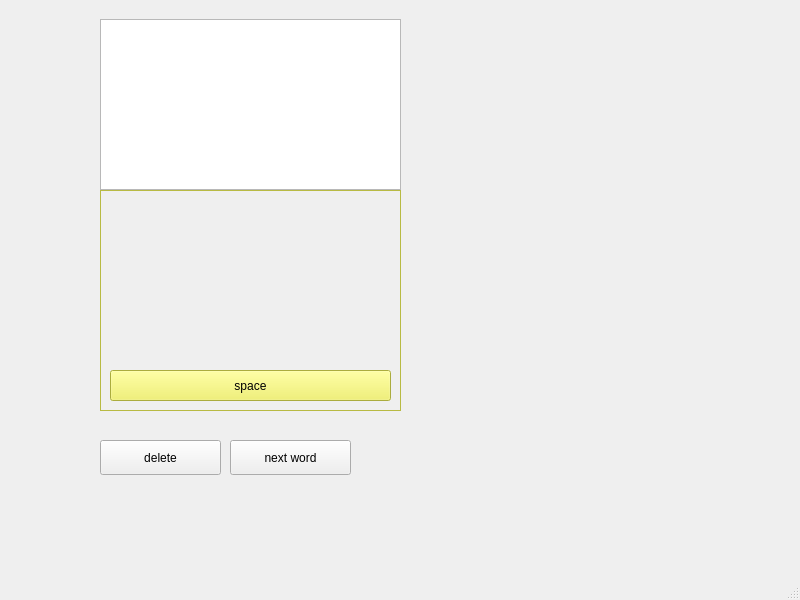
Old version of the form mainwindow.ui in the repository amardaus/T9-keyboard.
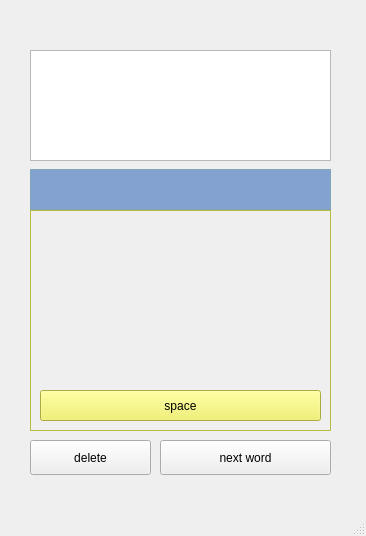
New version of the form.

Patch:
```diff
--- a/mainwindow.ui
+++ b/mainwindow.ui
@@ -6,8 +6,8 @@
    <rect>
     <x>0</x>
     <y>0</y>
-    <width>800</width>
-    <height>600</height>
+    <width>366</width>
+    <height>536</height>
    </rect>
   </property>
   <property name="windowTitle">
@@ -17,8 +17,8 @@
    <widget class="QFrame" name="frame">
     <property name="geometry">
      <rect>
-      <x>100</x>
-      <y>190</y>
+      <x>30</x>
+      <y>210</y>
       <width>301</width>
       <height>221</height>
      </rect>
@@ -509,17 +509,462 @@
     </property>
     <property name="geometry">
      <rect>
-      <x>100</x>
-      <y>19</y>
+      <x>30</x>
+      <y>169</y>
       <width>301</width>
-      <height>171</height>
+      <height>41</height>
      </rect>
     </property>
+    <property name="palette">
+     <palette>
+      <active>
+       <colorrole role="WindowText">
+        <brush brushstyle="SolidPattern">
+         <color alpha="255">
+          <red>0</red>
+          <green>0</green>
+          <blue>0</blue>
+         </color>
+        </brush>
+       </colorrole>
+       <colorrole role="Button">
+        <brush brushstyle="SolidPattern">
+         <color alpha="255">
+          <red>166</red>
+          <green>215</green>
+          <blue>241</blue>
+         </color>
+        </brush>
+       </colorrole>
+       <colorrole role="Light">
+        <brush brushstyle="SolidPattern">
+         <color alpha="255">
+          <red>255</red>
+          <green>255</green>
+          <blue>255</blue>
+         </color>
+        </brush>
+       </colorrole>
+       <colorrole role="Midlight">
+        <brush brushstyle="SolidPattern">
+         <color alpha="255">
+          <red>210</red>
+          <green>235</green>
+          <blue>248</blue>
+         </color>
+        </brush>
+       </colorrole>
+       <colorrole role="Dark">
+        <brush brushstyle="SolidPattern">
+         <color alpha="255">
+          <red>83</red>
+          <green>107</green>
+          <blue>120</blue>
+         </color>
+        </brush>
+       </colorrole>
+       <colorrole role="Mid">
+        <brush brushstyle="SolidPattern">
+         <color alpha="255">
+          <red>111</red>
+          <green>143</green>
+          <blue>161</blue>
+         </color>
+        </brush>
+       </colorrole>
+       <colorrole role="Text">
+        <brush brushstyle="SolidPattern">
+         <color alpha="255">
+          <red>255</red>
+          <green>255</green>
+          <blue>255</blue>
+         </color>
+        </brush>
+       </colorrole>
+       <colorrole role="BrightText">
+        <brush brushstyle="SolidPattern">
+         <color alpha="255">
+          <red>255</red>
+          <green>255</green>
+          <blue>255</blue>
+         </color>
+        </brush>
+       </colorrole>
+       <colorrole role="ButtonText">
+        <brush brushstyle="SolidPattern">
+         <color alpha="255">
+          <red>0</red>
+          <green>0</green>
+          <blue>0</blue>
+         </color>
+        </brush>
+       </colorrole>
+       <colorrole role="Base">
+        <brush brushstyle="SolidPattern">
+         <color alpha="255">
+          <red>131</red>
+          <green>162</green>
+          <blue>208</blue>
+         </color>
+        </brush>
+       </colorrole>
+       <colorrole role="Window">
+        <brush brushstyle="SolidPattern">
+         <color alpha="255">
+          <red>166</red>
+          <green>215</green>
+          <blue>241</blue>
+         </color>
+        </brush>
+       </colorrole>
+       <colorrole role="Shadow">
+        <brush brushstyle="SolidPattern">
+         <color alpha="255">
+          <red>0</red>
+          <green>0</green>
+          <blue>0</blue>
+         </color>
+        </brush>
+       </colorrole>
+       <colorrole role="AlternateBase">
+        <brush brushstyle="SolidPattern">
+         <color alpha="255">
+          <red>210</red>
+          <green>235</green>
+          <blue>248</blue>
+         </color>
+        </brush>
+       </colorrole>
+       <colorrole role="ToolTipBase">
+        <brush brushstyle="SolidPattern">
+         <color alpha="255">
+          <red>255</red>
+          <green>255</green>
+          <blue>220</blue>
+         </color>
+        </brush>
+       </colorrole>
+       <colorrole role="ToolTipText">
+        <brush brushstyle="SolidPattern">
+         <color alpha="255">
+          <red>0</red>
+          <green>0</green>
+          <blue>0</blue>
+         </color>
+        </brush>
+       </colorrole>
+       <colorrole role="PlaceholderText">
+        <brush brushstyle="SolidPattern">
+         <color alpha="128">
+          <red>0</red>
+          <green>0</green>
+          <blue>0</blue>
+         </color>
+        </brush>
+       </colorrole>
+      </active>
+      <inactive>
+       <colorrole role="WindowText">
+        <brush brushstyle="SolidPattern">
+         <color alpha="255">
+          <red>0</red>
+          <green>0</green>
+          <blue>0</blue>
+         </color>
+        </brush>
+       </colorrole>
+       <colorrole role="Button">
+        <brush brushstyle="SolidPattern">
+         <color alpha="255">
+          <red>166</red>
+          <green>215</green>
+          <blue>241</blue>
+         </color>
+        </brush>
+       </colorrole>
+       <colorrole role="Light">
+        <brush brushstyle="SolidPattern">
+         <color alpha="255">
+          <red>255</red>
+          <green>255</green>
+          <blue>255</blue>
+         </color>
+        </brush>
+       </colorrole>
+       <colorrole role="Midlight">
+        <brush brushstyle="SolidPattern">
+         <color alpha="255">
+          <red>210</red>
+          <green>235</green>
+          <blue>248</blue>
+         </color>
+        </brush>
+       </colorrole>
+       <colorrole role="Dark">
+        <brush brushstyle="SolidPattern">
+         <color alpha="255">
+          <red>83</red>
+          <green>107</green>
+          <blue>120</blue>
+         </color>
+        </brush>
+       </colorrole>
+       <colorrole role="Mid">
+        <brush brushstyle="SolidPattern">
+         <color alpha="255">
+          <red>111</red>
+          <green>143</green>
+          <blue>161</blue>
+         </color>
+        </brush>
+       </colorrole>
+       <colorrole role="Text">
+        <brush brushstyle="SolidPattern">
+         <color alpha="255">
+          <red>255</red>
+          <green>255</green>
+          <blue>255</blue>
+         </color>
+        </brush>
+       </colorrole>
+       <colorrole role="BrightText">
+        <brush brushstyle="SolidPattern">
+         <color alpha="255">
+          <red>255</red>
+          <green>255</green>
+          <blue>255</blue>
+         </color>
+        </brush>
+       </colorrole>
+       <colorrole role="ButtonText">
+        <brush brushstyle="SolidPattern">
+         <color alpha="255">
+          <red>0</red>
+          <green>0</green>
+          <blue>0</blue>
+         </color>
+        </brush>
+       </colorrole>
+       <colorrole role="Base">
+        <brush brushstyle="SolidPattern">
+         <color alpha="255">
+          <red>131</red>
+          <green>162</green>
+          <blue>208</blue>
+         </color>
+        </brush>
+       </colorrole>
+       <colorrole role="Window">
+        <brush brushstyle="SolidPattern">
+         <color alpha="255">
+          <red>166</red>
+          <green>215</green>
+          <blue>241</blue>
+         </color>
+        </brush>
+       </colorrole>
+       <colorrole role="Shadow">
+        <brush brushstyle="SolidPattern">
+         <color alpha="255">
+          <red>0</red>
+          <green>0</green>
+          <blue>0</blue>
+         </color>
+        </brush>
+       </colorrole>
+       <colorrole role="AlternateBase">
+        <brush brushstyle="SolidPattern">
+         <color alpha="255">
+          <red>210</red>
+          <green>235</green>
+          <blue>248</blue>
+         </color>
+        </brush>
+       </colorrole>
+       <colorrole role="ToolTipBase">
+        <brush brushstyle="SolidPattern">
+         <color alpha="255">
+          <red>255</red>
+          <green>255</green>
+          <blue>220</blue>
+         </color>
+        </brush>
+       </colorrole>
+       <colorrole role="ToolTipText">
+        <brush brushstyle="SolidPattern">
+         <color alpha="255">
+          <red>0</red>
+          <green>0</green>
+          <blue>0</blue>
+         </color>
+        </brush>
+       </colorrole>
+       <colorrole role="PlaceholderText">
+        <brush brushstyle="SolidPattern">
+         <color alpha="128">
+          <red>0</red>
+          <green>0</green>
+          <blue>0</blue>
+         </color>
+        </brush>
+       </colorrole>
+      </inactive>
+      <disabled>
+       <colorrole role="WindowText">
+        <brush brushstyle="SolidPattern">
+         <color alpha="255">
+          <red>83</red>
+          <green>107</green>
+          <blue>120</blue>
+         </color>
+        </brush>
+       </colorrole>
+       <colorrole role="Button">
+        <brush brushstyle="SolidPattern">
+         <color alpha="255">
+          <red>166</red>
+          <green>215</green>
+          <blue>241</blue>
+         </color>
+        </brush>
+       </colorrole>
+       <colorrole role="Light">
+        <brush brushstyle="SolidPattern">
+         <color alpha="255">
+          <red>255</red>
+          <green>255</green>
+          <blue>255</blue>
+         </color>
+        </brush>
+       </colorrole>
+       <colorrole role="Midlight">
+        <brush brushstyle="SolidPattern">
+         <color alpha="255">
+          <red>210</red>
+          <green>235</green>
+          <blue>248</blue>
+         </color>
+        </brush>
+       </colorrole>
+       <colorrole role="Dark">
+        <brush brushstyle="SolidPattern">
+         <color alpha="255">
+          <red>83</red>
+          <green>107</green>
+          <blue>120</blue>
+         </color>
+        </brush>
+       </colorrole>
+       <colorrole role="Mid">
+        <brush brushstyle="SolidPattern">
+         <color alpha="255">
+          <red>111</red>
+          <green>143</green>
+          <blue>161</blue>
+         </color>
+        </brush>
+       </colorrole>
+       <colorrole role="Text">
+        <brush brushstyle="SolidPattern">
+         <color alpha="255">
+          <red>83</red>
+          <green>107</green>
+          <blue>120</blue>
+         </color>
+        </brush>
+       </colorrole>
+       <colorrole role="BrightText">
+        <brush brushstyle="SolidPattern">
+         <color alpha="255">
+          <red>255</red>
+          <green>255</green>
+          <blue>255</blue>
+         </color>
+        </brush>
+       </colorrole>
+       <colorrole role="ButtonText">
+        <brush brushstyle="SolidPattern">
+         <color alpha="255">
+          <red>83</red>
+          <green>107</green>
+          <blue>120</blue>
+         </color>
+        </brush>
+       </colorrole>
+       <colorrole role="Base">
+        <brush brushstyle="SolidPattern">
+         <color alpha="255">
+          <red>166</red>
+          <green>215</green>
+          <blue>241</blue>
+         </color>
+        </brush>
+       </colorrole>
+       <colorrole role="Window">
+        <brush brushstyle="SolidPattern">
+         <color alpha="255">
+          <red>166</red>
+          <green>215</green>
+          <blue>241</blue>
+         </color>
+        </brush>
+       </colorrole>
+       <colorrole role="Shadow">
+        <brush brushstyle="SolidPattern">
+         <color alpha="255">
+          <red>0</red>
+          <green>0</green>
+          <blue>0</blue>
+         </color>
+        </brush>
+       </colorrole>
+       <colorrole role="AlternateBase">
+        <brush brushstyle="SolidPattern">
+         <color alpha="255">
+          <red>166</red>
+          <green>215</green>
+          <blue>241</blue>
+         </color>
+        </brush>
+       </colorrole>
+       <colorrole role="ToolTipBase">
+        <brush brushstyle="SolidPattern">
+         <color alpha="255">
+          <red>255</red>
+          <green>255</green>
+          <blue>220</blue>
+         </color>
+        </brush>
+       </colorrole>
+       <colorrole role="ToolTipText">
+        <brush brushstyle="SolidPattern">
+         <color alpha="255">
+          <red>0</red>
+          <green>0</green>
+          <blue>0</blue>
+         </color>
+        </brush>
+       </colorrole>
+       <colorrole role="PlaceholderText">
+        <brush brushstyle="SolidPattern">
+         <color alpha="128">
+          <red>0</red>
+          <green>0</green>
+          <blue>0</blue>
+         </color>
+        </brush>
+       </colorrole>
+      </disabled>
+     </palette>
+    </property>
+    <property name="autoFillBackground">
+     <bool>false</bool>
+    </property>
    </widget>
    <widget class="QPushButton" name="deleteBtn">
     <property name="geometry">
      <rect>
-      <x>100</x>
+      <x>30</x>
       <y>440</y>
       <width>121</width>
       <height>35</height>
@@ -532,9 +977,9 @@
    <widget class="QPushButton" name="nextBtn">
     <property name="geometry">
      <rect>
-      <x>230</x>
+      <x>160</x>
       <y>440</y>
-      <width>121</width>
+      <width>171</width>
       <height>35</height>
      </rect>
     </property>
@@ -542,6 +987,16 @@
      <string>next word</string>
     </property>
    </widget>
+   <widget class="QTextEdit" name="finalText">
+    <property name="geometry">
+     <rect>
+      <x>30</x>
+      <y>50</y>
+      <width>301</width>
+      <height>111</height>
+     </rect>
+    </property>
+   </widget>
   </widget>
   <widget class="QMenuBar" name="menubar">
    <property name="geometry">
```
Left out of the diff: 2 changed lines with no effect on the pictures.
